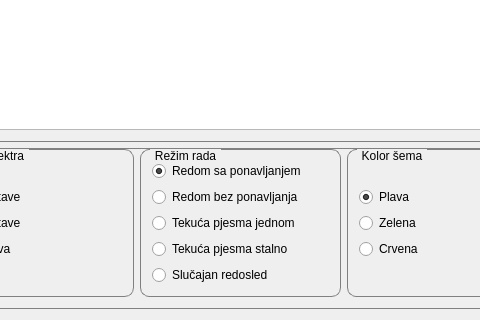
The window that QMedPlayer_test/dialog.ui (stambur/Mp3-player) describes before a commit, drawn with Qt 5; both pictures show x 90 to 570 and y 301 to 621 of the 661 by 621 pixel window.
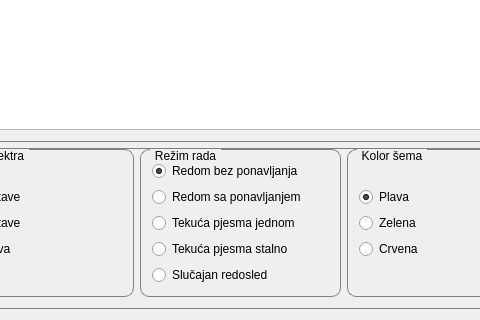
The same window after the commit. Icons and pictures are not drawn.

Commit message: LCD behaviour changed according to recent changes, final version

Patch:
```diff
--- a/QMedPlayer_test/dialog.ui
+++ b/QMedPlayer_test/dialog.ui
@@ -406,7 +406,7 @@
            <item>
             <widget class="QRadioButton" name="radioButton_4">
              <property name="text">
-              <string>Redom sa ponavljanjem</string>
+              <string>Redom bez ponavljanja</string>
              </property>
              <property name="checked">
               <bool>true</bool>
@@ -416,7 +416,7 @@
            <item>
             <widget class="QRadioButton" name="radioButton_5">
              <property name="text">
-              <string>Redom bez ponavljanja</string>
+              <string>Redom sa ponavljanjem</string>
              </property>
             </widget>
            </item>
```
The commit also changes 2 other files.
